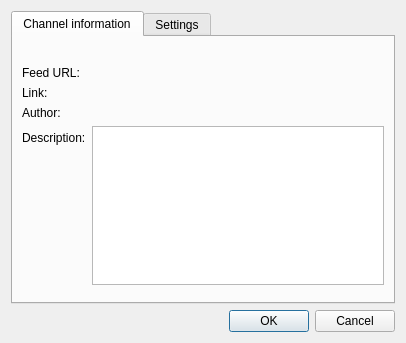
First picture: the form in src/plugins/aggregator/feedsettings.ui, repository 0xd34df00d/leechcraft, before the edit.
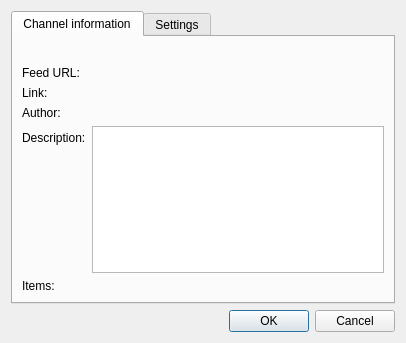
Second picture: the form after the edit. The open tabs and pages were chosen to show the change. Icons and pictures are not drawn. Custom widgets are drawn as their Qt base class.

```diff
--- a/src/plugins/aggregator/feedsettings.ui
+++ b/src/plugins/aggregator/feedsettings.ui
@@ -92,6 +92,20 @@
            </property>
           </widget>
          </item>
+         <item row="4" column="0">
+          <widget class="QLabel" name="label_9">
+           <property name="text">
+            <string>Items:</string>
+           </property>
+          </widget>
+         </item>
+         <item row="4" column="1">
+          <widget class="QLabel" name="FeedNumItems_">
+           <property name="text">
+            <string/>
+           </property>
+          </widget>
+         </item>
         </layout>
        </item>
        <item>
```
Left out of the diff: 2 changed lines with no effect on the pictures.
